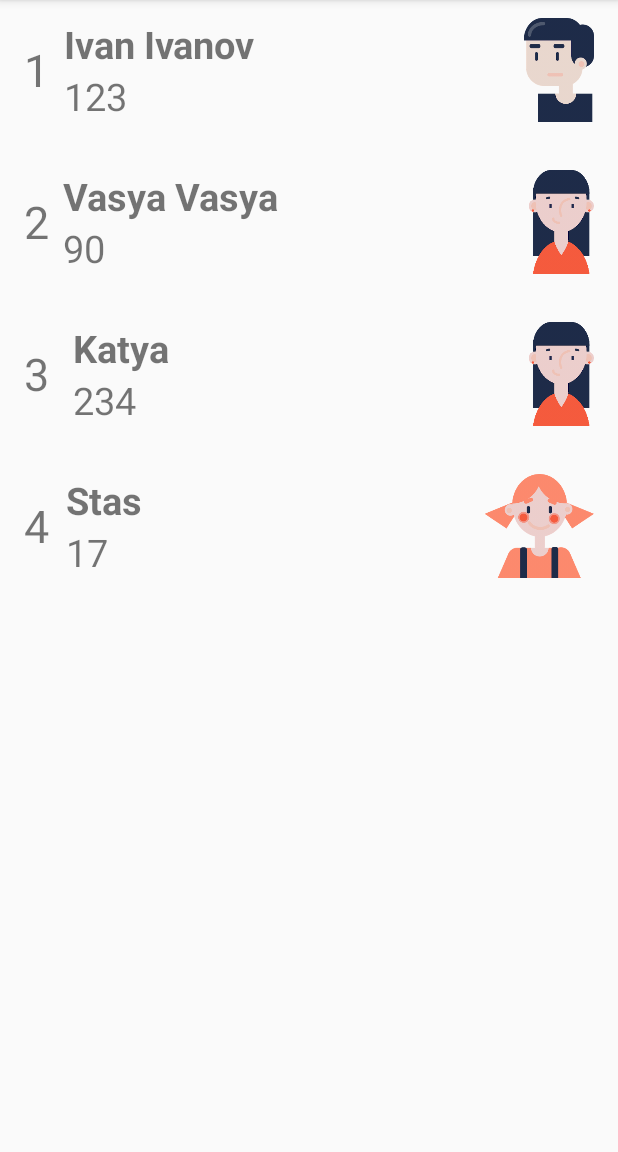
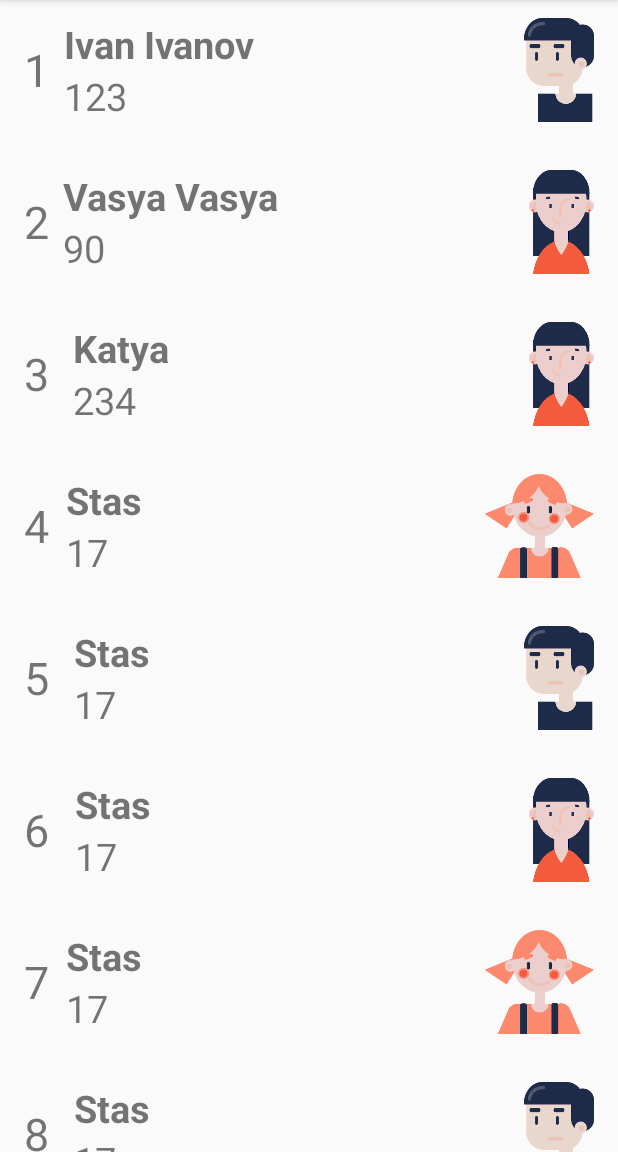
Before and after one commit to cmirnov/GreenMe, an Android app: the RatingList screen opened directly, with no data from a screen before it, on a phone screen of 412 x 824 dp, the part 84-1236 px from its top. Run offline under Robolectric (Android 15) with nearby library versions, the phone set to English and light mode, and no system bars.

Commit message:
rating list

```diff
--- a/app/src/main/java/com/example/kirill/greenme/RatingAdapter.java
+++ b/app/src/main/java/com/example/kirill/greenme/RatingAdapter.java
@@ -16,9 +16,9 @@ import android.widget.TextView;
 public class RatingAdapter extends RecyclerView.Adapter<RatingAdapter.RatingAdapterViewHolder>{
 
     private String[] mData;
-    private String[] dataName = {"Ivan Ivanov", "Vasya Vasya", "Katya", "Stas"};
-    private String[] dataScore = {"123", "90", "234", "17"};
-    private String[] dataPosition = {"1", "2", "3" , "4"};
+    private String[] dataName = {"Ivan Ivanov", "Vasya Vasya", "Katya", "Stas","Stas","Stas","Stas","Stas","Stas"};
+    private String[] dataScore = {"123", "90", "234", "17","17","17","17","17","17"};
+    private String[] dataPosition = {"1", "2", "3" , "4", "5", "6", "7", "8", "9"};
     private Context mContext;
     public static class RatingAdapterViewHolder extends RecyclerView.ViewHolder {
         final TextView mPosition;
@@ -76,12 +76,24 @@ public class RatingAdapter extends RecyclerView.Adapter<RatingAdapter.RatingAdap
         if (position == 4) {
             holder.mUser.setImageResource(R.drawable.face1);
         }
+        if (position == 5) {
+            holder.mUser.setImageResource(R.drawable.face2);
+        }
+        if (position == 6) {
+            holder.mUser.setImageResource(R.drawable.face3);
+        }
+        if (position == 7) {
+            holder.mUser.setImageResource(R.drawable.face1);
+        }
+        if (position == 8) {
+            holder.mUser.setImageResource(R.drawable.face2);
+        }
     }
 
     // Return the size of your dataset (invoked by the layout manager)
     @Override
     public int getItemCount() {
-        return 4;
+        return 8;
     }
 
 
```
